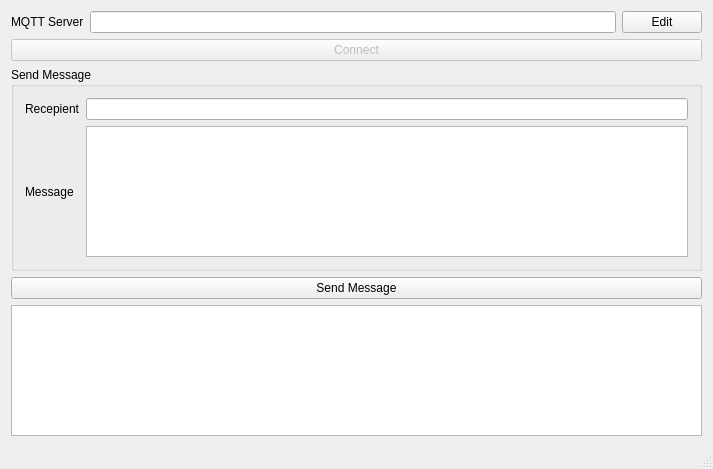
Above: forms/mcp_main_window.ui from mchecca/MCPClient before the change. Below: the same form after it.
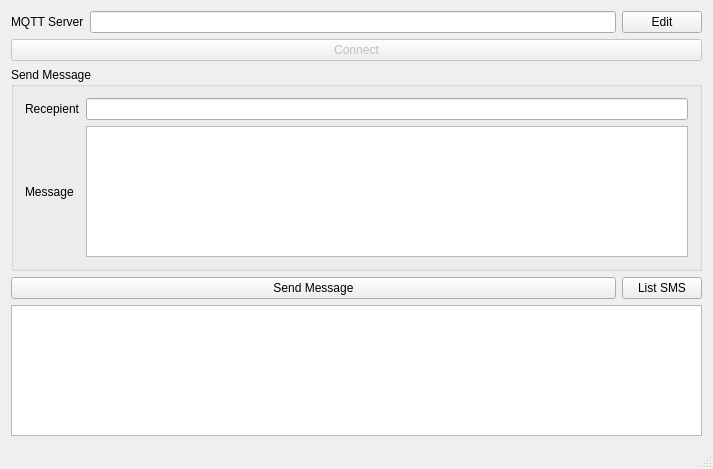
That is the form after the change.

Commit message: Add list SMS option

Patch:
```diff
--- a/forms/mcp_main_window.ui
+++ b/forms/mcp_main_window.ui
@@ -78,16 +78,6 @@
       </layout>
      </widget>
     </item>
-    <item row="3" column="0" colspan="3">
-     <widget class="QPushButton" name="sendMessageButton">
-      <property name="text">
-       <string>Send Message</string>
-      </property>
-      <property name="autoDefault">
-       <bool>true</bool>
-      </property>
-     </widget>
-    </item>
     <item row="4" column="0" colspan="3">
      <widget class="QPlainTextEdit" name="logMessagesEdit">
       <property name="readOnly">
@@ -108,6 +98,23 @@
       </property>
      </widget>
     </item>
+    <item row="3" column="0" colspan="2">
+     <widget class="QPushButton" name="sendMessageButton">
+      <property name="text">
+       <string>Send Message</string>
+      </property>
+      <property name="autoDefault">
+       <bool>true</bool>
+      </property>
+     </widget>
+    </item>
+    <item row="3" column="2">
+     <widget class="QPushButton" name="listSmsButton">
+      <property name="text">
+       <string>List SMS</string>
+      </property>
+     </widget>
+    </item>
    </layout>
   </widget>
   <widget class="QStatusBar" name="statusBar">
```
The commit also changes 2 other files.
